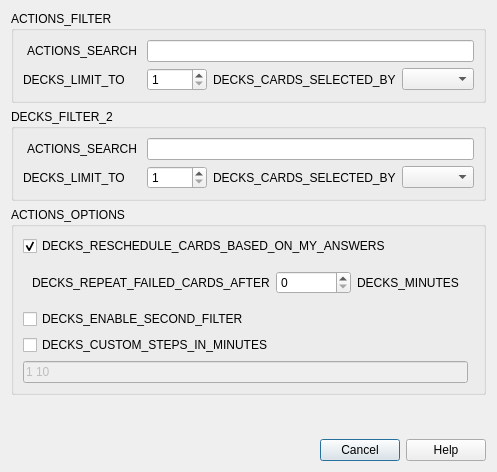
First picture: the form in qt/aqt/forms/dyndconf.ui, repository ankitects/anki, before the edit.
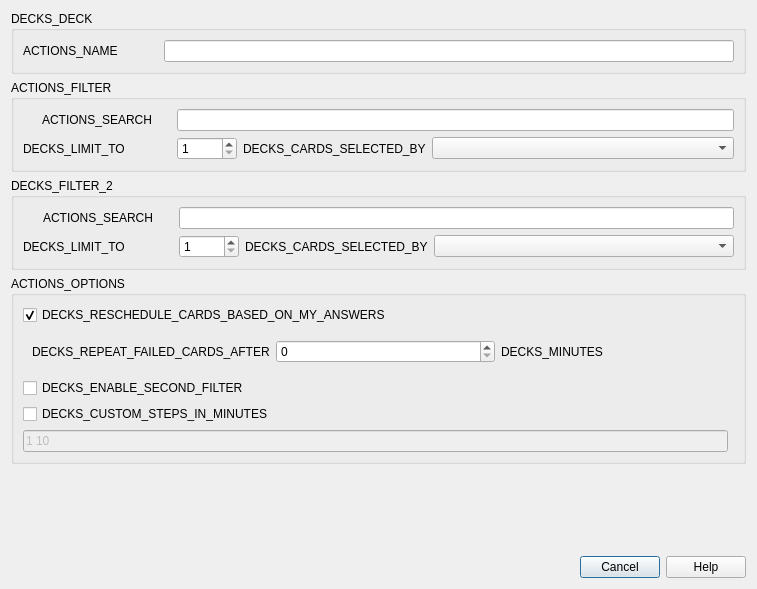
Second picture: the form after the edit.

Commit message: Enable renaming from dyndeck dialogue

```diff
--- a/qt/aqt/forms/dyndconf.ui
+++ b/qt/aqt/forms/dyndconf.ui
@@ -6,14 +6,56 @@
    <rect>
     <x>0</x>
     <y>0</y>
-    <width>416</width>
-    <height>472</height>
+    <width>757</width>
+    <height>589</height>
    </rect>
   </property>
   <property name="windowTitle">
    <string notr="true">Dialog</string>
   </property>
   <layout class="QVBoxLayout" name="verticalLayout">
+   <item>
+    <widget class="QGroupBox" name="groupBox_3">
+     <property name="title">
+      <string>DECKS_DECK</string>
+     </property>
+     <layout class="QGridLayout" name="gridLayout_4">
+      <item row="0" column="0">
+       <widget class="QLabel" name="label_2">
+        <property name="text">
+         <string>ACTIONS_NAME</string>
+        </property>
+       </widget>
+      </item>
+      <item row="0" column="2">
+       <widget class="QLineEdit" name="name">
+        <property name="text">
+         <string/>
+        </property>
+        <property name="placeholderText">
+         <string notr="true"/>
+        </property>
+       </widget>
+      </item>
+      <item row="0" column="1">
+       <spacer name="horizontalSpacer">
+        <property name="orientation">
+         <enum>Qt::Horizontal</enum>
+        </property>
+        <property name="sizeType">
+         <enum>QSizePolicy::Minimum</enum>
+        </property>
+        <property name="sizeHint" stdset="0">
+         <size>
+          <width>40</width>
+          <height>20</height>
+         </size>
+        </property>
+       </spacer>
+      </item>
+     </layout>
+    </widget>
+   </item>
    <item>
     <widget class="QGroupBox" name="groupBox">
      <property name="title">
```
Left out of the diff: 77 changed lines with no effect on the pictures. The commit also changes 1 other file.
